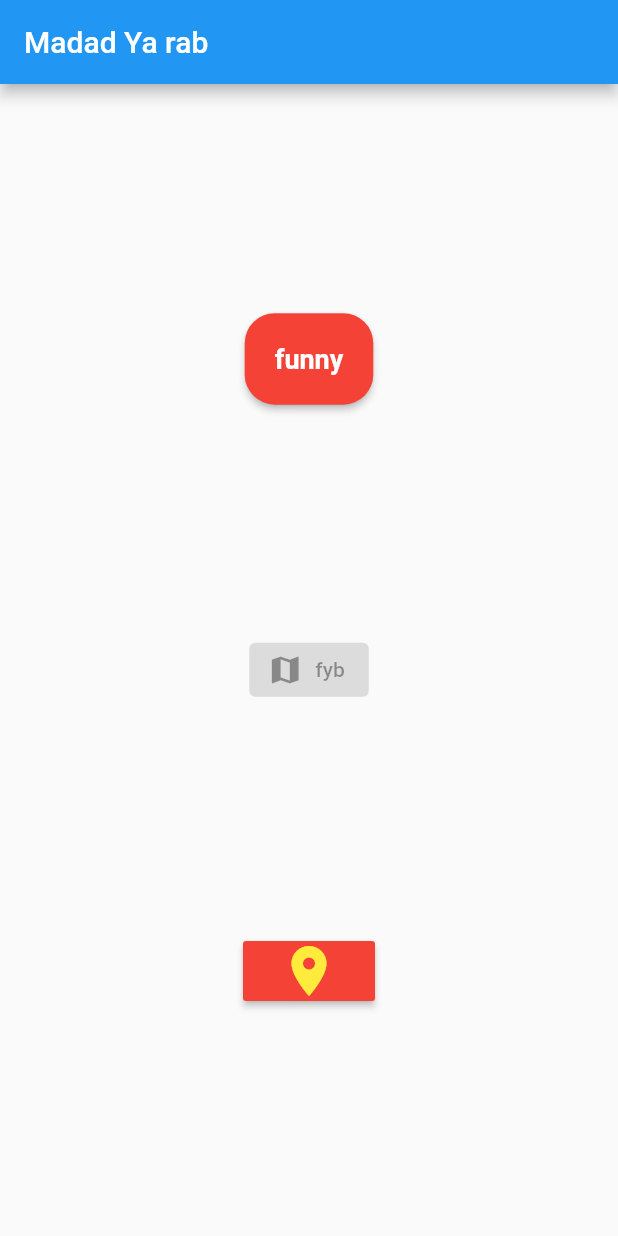
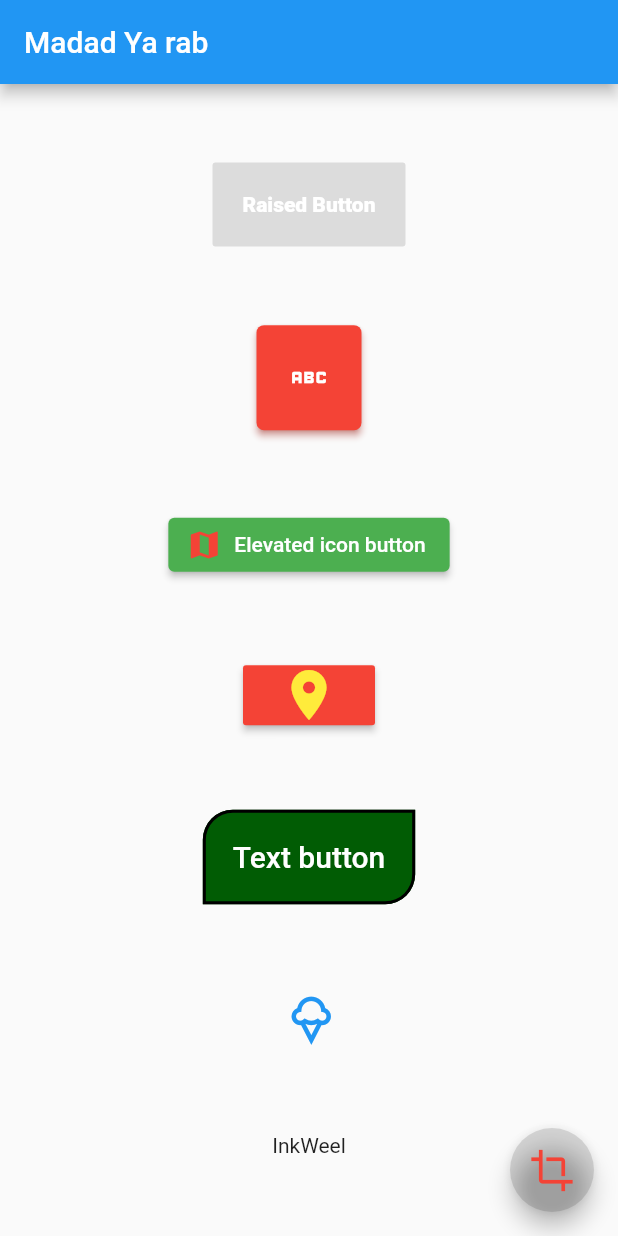
Before and after one commit to nash-2023/0003, a Flutter app: the screen it shows after launch, on a phone screen of 412 x 824 dp. Run offline on Flutter 3.47's test engine with Material 2 defaults, Android fonts, the phone set to English and light mode, and no system bars; Roboto replaces fonts that are missing (Calibri).

Commit message:
till video 35

```diff
--- a/app_3/lib/TraisedButton.dart
+++ /dev/null
@@ -1,52 +0,0 @@
-import 'package:flutter/material.dart';
-
-class TraisedButton extends StatelessWidget {
-  const TraisedButton({Key? key}) : super(key: key);
-
-  @override
-  Widget build(BuildContext context) {
-    return Center(
-      child: Column(
-        mainAxisAlignment: MainAxisAlignment.spaceEvenly,
-        children: [
-          ElevatedButton(
-            onPressed: () {
-              print("elevated Button");
-            },
-            child: Text("funny"),
-            style: ElevatedButton.styleFrom(
-              primary: Colors.red,
-              padding: EdgeInsets.all(20.0),
-              shape: RoundedRectangleBorder(
-                borderRadius: BorderRadius.circular(20.0),
-              ),
-              textStyle: TextStyle(
-                fontFamily: "Calibri",
-                fontSize: 18.0,
-                fontWeight: FontWeight.w700,
-              ),
-            ),
-          ),
-          ElevatedButton.icon(
-            onPressed: null,
-            icon: Icon(
-              Icons.map,
-            ),
-            label: Text("fyb"),
-          ),
-          MaterialButton(
-            color: Colors.red,
-            onPressed: () {
-              print("map");
-            },
-            child: Icon(
-              Icons.location_on,
-              size: 40.0,
-              color: Colors.yellow,
-            ),
-          )
-        ],
-      ),
-    );
-  }
-}
--- a/app_3/lib/main.dart
+++ b/app_3/lib/main.dart
@@ -4,7 +4,7 @@ import 'wrap.dart';
 import 'Sngchscview.dart';
 import 'sized_box.dart';
 import 'tcenter.dart';
-import 'TraisedButton.dart';
+import 'tTbuttons.dart';
 import '';
 import '';
 import '';
@@ -40,7 +40,19 @@ class MyHomePage extends StatelessWidget {
       appBar: AppBar(
         title: Text(title),
       ),
-      body: TraisedButton(),
+      body: TButtons(),
+      floatingActionButton: FloatingActionButton(
+        onPressed: () {
+          print("FAB");
+        },
+        backgroundColor: Colors.black12,
+        tooltip: "Floating Action Button",
+        child: Icon(
+          Icons.crop,
+          size: 30.0,
+          color: Colors.red,
+        ),
+      ),
     );
   }
 }
--- /dev/null
+++ b/app_3/lib/tTbuttons.dart
@@ -0,0 +1,136 @@
+import 'package:flutter/material.dart';
+
+class TButtons extends StatelessWidget {
+  const TButtons({Key? key}) : super(key: key);
+
+  @override
+  Widget build(BuildContext context) {
+    return Center(
+      child: Column(
+        mainAxisAlignment: MainAxisAlignment.spaceEvenly,
+        children: [
+          //Depricated
+          RaisedButton(
+            padding: EdgeInsets.all(20.0),
+            // onPressed: () {
+            //   print("raised button pressed");
+            // },
+            // onLongPress: () {
+            //   print("raised button long pressed");
+            // },
+            onPressed: null,
+            child: Text(
+              "Raised Button",
+              style: TextStyle(
+                fontWeight: FontWeight.w900,
+                // color: Colors.green,
+              ),
+            ),
+            textColor: Colors.white,
+            color: Colors.black87,
+            splashColor: Colors.red,
+            elevation: 5.0,
+            disabledColor: Colors.black12,
+            disabledTextColor: Colors.black26,
+          ),
+
+          ElevatedButton(
+            onPressed: () {
+              print("elevated Button");
+            },
+            onLongPress: () {
+              print("long elevated button");
+            },
+            style: ElevatedButton.styleFrom(
+              primary: Colors.red,
+              padding: EdgeInsets.all(20.0),
+              shape: RoundedRectangleBorder(
+                borderRadius: BorderRadius.circular(5.0),
+              ),
+              textStyle: TextStyle(
+                fontFamily: "Calibri",
+                fontSize: 18.0,
+                fontWeight: FontWeight.w800,
+              ),
+              shadowColor: Colors.red,
+            ),
+            child: Icon(
+              Icons.abc,
+              size: 30.0,
+            ),
+          ),
+
+          ElevatedButton.icon(
+            onPressed: () {
+              print("elevated icon butto");
+            },
+            icon: Icon(
+              Icons.map,
+              color: Colors.red,
+            ),
+            label: Text("Elevated icon button"),
+            style: ElevatedButton.styleFrom(
+              primary: Colors.green,
+            ),
+          ),
+
+          MaterialButton(
+            color: Colors.red,
+            splashColor: Colors.green,
+            onPressed: () {
+              print("Material Button");
+            },
+            onLongPress: () {
+              print("material long press");
+            },
+            child: Icon(
+              Icons.location_on,
+              size: 40.0,
+              color: Colors.yellow,
+            ),
+          ),
+          TextButton(
+            onPressed: () {
+              print("Text Button");
+            },
+            style: TextButton.styleFrom(
+              padding: EdgeInsets.all(20.0),
+              primary: Colors.white,
+              backgroundColor: Color.fromARGB(255, 1, 92, 4),
+              shape: RoundedRectangleBorder(
+                side: BorderSide(
+                  color: Colors.black,
+                  width: 2.0,
+                ),
+                borderRadius: BorderRadius.only(
+                  topLeft: Radius.circular(20.0),
+                  bottomRight: Radius.circular(20.0),
+                ),
+              ),
+            ),
+            child: Text(
+              "Text button",
+              style: TextStyle(fontSize: 20.0),
+            ),
+          ),
+          IconButton(
+            onPressed: () {
+              print("icon button");
+            },
+            icon: Icon(
+              Icons.icecream_outlined,
+              size: 35.0,
+              color: Colors.blue,
+            ),
+          ),
+          InkWell(
+            onTap: () {
+              print("inkweel");
+            },
+            child: Text("InkWeel"),
+          ),
+        ],
+      ),
+    );
+  }
+}
```
